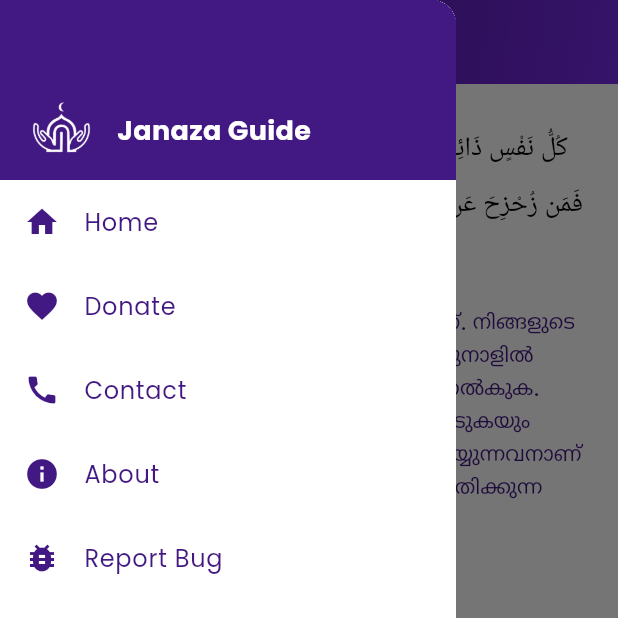
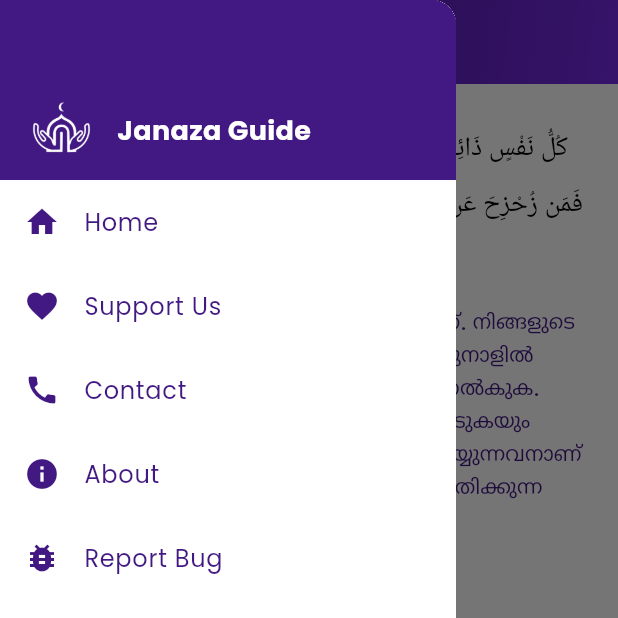
Before and after one commit to Jalaludheen25/Salat_jnz, a Flutter app: the screen it shows after launch, with the side drawer open, on a phone screen of 412 x 824 dp, the top half of it. Run offline on Flutter 3.47's test engine with Material 3 defaults, Android fonts, the phone set to English and light mode, and no system bars; our stand-ins replace google_fonts, just_audio, shared_preferences; missing offline and left inert: shake_flutter; network calls fail; Roboto replaces fonts that are missing (Amiri); project files that could hold a hidden picture were left out.

Commit message:
Donate button

```diff
--- a/lib/widget/appdrawer.dart
+++ b/lib/widget/appdrawer.dart
@@ -82,7 +82,7 @@ class _AppDrawerState extends State<AppDrawer> {
 
                       _buildDrawerItem(
                         icon: Icons.favorite,
-                        title: 'Donate',
+                        title: 'Support Us',
                         onTap: () async {
                           final Uri url =
                               Uri.parse('https://rzp.io/rzp/janaza-guide');
```
